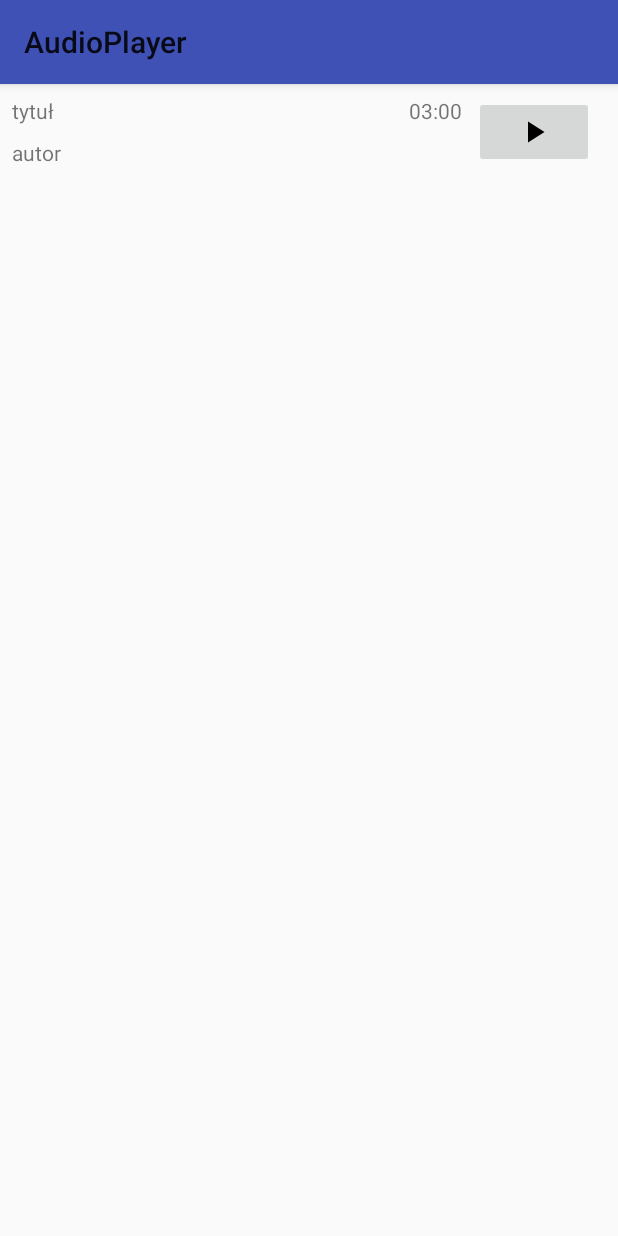
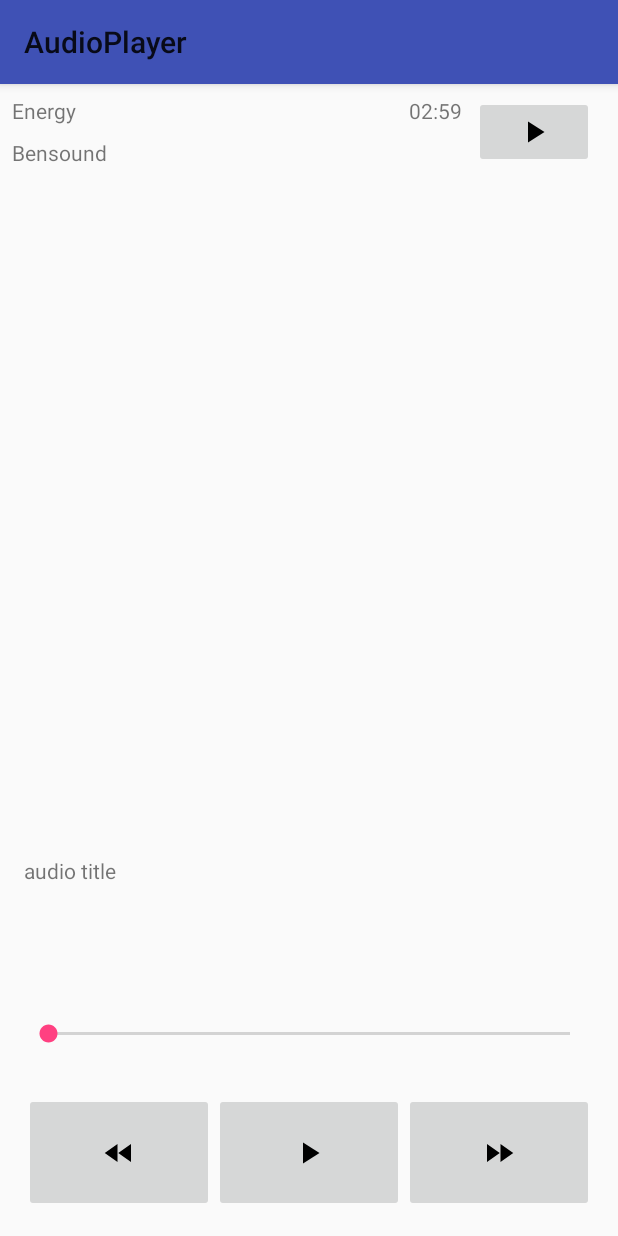
Before and after one commit to Ritzel10/AudioPlayer, an Android app: the screen it shows after launch (MainActivity), on a phone screen of 412 x 824 dp. Run offline under Robolectric (Android 15) with nearby library versions, the phone set to English and light mode, and no system bars; libraries missing offline, so code that uses them is left out: pl.edu.pwr.

Commit message:
added audio control layout and added ability to play audio

```diff
--- a/app/src/main/java/pl/edu/pwr/nr238367/audioplayer/Audio.kt
+++ b/app/src/main/java/pl/edu/pwr/nr238367/audioplayer/Audio.kt
@@ -4,7 +4,7 @@ import java.text.DecimalFormat
 
 const val SECONDS_IN_MINUTE = 60
 
-data class Audio(val title:String, val author:String, val durationSeconds: Long){
+data class Audio(val title: String, val author: String, val durationSeconds: Long, val audioName: String) {
     val durationToString:String
         get() {
             val minutes = durationSeconds / SECONDS_IN_MINUTE
--- a/app/src/main/java/pl/edu/pwr/nr238367/audioplayer/AudioAdapter.kt
+++ b/app/src/main/java/pl/edu/pwr/nr238367/audioplayer/AudioAdapter.kt
@@ -35,6 +35,7 @@ class AudioAdapter(private val dataSet:List<Audio>, private val context:Context)
         rowView.audioTitle.text = audio.title
         rowView.audioAuthor.text = audio.author
         rowView.audioDuration.text = audio.durationToString
+        rowView.imageButton.setOnClickListener { playAudio(audio) }
     }
 
     /**
@@ -42,6 +43,9 @@ class AudioAdapter(private val dataSet:List<Audio>, private val context:Context)
      *
      * @return The total number of items in this adapter.
      */
+    private fun playAudio(audio: Audio) {
+        (context as MainActivity).playbackManager.startAudio(audio)
+    }
     override fun getItemCount(): Int {
         return dataSet.size
     }
--- a/app/src/main/java/pl/edu/pwr/nr238367/audioplayer/MainActivity.kt
+++ b/app/src/main/java/pl/edu/pwr/nr238367/audioplayer/MainActivity.kt
@@ -1,28 +1,32 @@
 package pl.edu.pwr.nr238367.audioplayer
 
+import android.os.Bundle
 import android.support.v7.app.AppCompatActivity
-import android.os.Bundle
 import android.support.v7.widget.LinearLayoutManager
 import android.support.v7.widget.RecyclerView
 import kotlinx.android.synthetic.main.activity_main.*
-import org.joda.time.Duration
 
 class MainActivity : AppCompatActivity() {
-    val audioList = listOf(Audio("tytuł", "autor", 180))
+    val audioList = listOf(Audio("Energy", "Bensound", 179, "bensoundenergy"))
     private lateinit var audioAdapter:AudioAdapter
     private lateinit var recyclerView:RecyclerView
     private lateinit var viewManager:RecyclerView.LayoutManager
+    lateinit var playbackManager: PlaybackManager
 
     override fun onCreate(savedInstanceState: Bundle?) {
         super.onCreate(savedInstanceState)
         setContentView(R.layout.activity_main)
         setSupportActionBar(toolbar)
         viewManager = LinearLayoutManager(this)
-        audioAdapter = AudioAdapter(audioList, applicationContext)
+        audioAdapter = AudioAdapter(audioList, this)
         recyclerView = audioRecyclerView.apply {
             setHasFixedSize(true)
             layoutManager = viewManager
             adapter = audioAdapter
         }
+        playbackManager = PlaybackManager(this)
+
     }
+
+
 }
--- /dev/null
+++ b/app/src/main/java/pl/edu/pwr/nr238367/audioplayer/PlaybackManager.kt
@@ -0,0 +1,32 @@
+package pl.edu.pwr.nr238367.audioplayer
+
+import android.content.Context
+import android.media.MediaPlayer
+
+class PlaybackManager(private val context: Context) {
+    var mediaPlayer: MediaPlayer? = null
+    var currentlyPlaying: Audio? = null
+
+    fun startAudio(audio: Audio) {
+        mediaPlayer?.let {
+            mediaPlayer!!.release()
+        }
+        currentlyPlaying = audio
+        mediaPlayer = MediaPlayer.create(context, context.resources.getIdentifier(audio.audioName, "raw", context.packageName))
+        mediaPlayer!!.start()
+    }
+
+    fun skipBackwards() {}
+    fun skipForwards() {}
+    fun skip(duration: Long, direction: Int) {
+    }
+
+    fun resume() {
+        mediaPlayer?.start()
+    }
+
+    fun pause() {
+        mediaPlayer?.pause()
+    }
+
+}
--- /dev/null
+++ b/app/src/main/res/drawable/ic_fast_rewind_black_24dp.xml
@@ -0,0 +1,9 @@
+<vector xmlns:android="http://schemas.android.com/apk/res/android"
+    android:width="24dp"
+    android:height="24dp"
+    android:viewportWidth="24.0"
+    android:viewportHeight="24.0">
+    <path
+        android:fillColor="#FF000000"
+        android:pathData="M11,18L11,6l-8.5,6 8.5,6zM11.5,12l8.5,6L20,6l-8.5,6z" />
+</vector>
--- a/app/src/main/res/layout/activity_main.xml
+++ b/app/src/main/res/layout/activity_main.xml
@@ -16,7 +16,7 @@
         app:layout_constraintEnd_toEndOf="parent"
         app:layout_constraintStart_toStartOf="parent"
         app:layout_constraintTop_toBottomOf="@+id/toolbar"
-        app:layout_constraintVertical_weight="5" />
+        app:layout_constraintVertical_weight="2" />
 
     <android.support.v7.widget.Toolbar
         android:id="@+id/toolbar"
@@ -27,8 +27,9 @@
         android:theme="@style/ThemeOverlay.AppCompat.ActionBar"
         app:popupTheme="@style/ThemeOverlay.AppCompat.Light" />
 
-    <android.support.constraint.ConstraintLayout
+    <include
         android:id="@+id/audioControls"
+        layout="@layout/audio_controls"
         android:layout_width="0dp"
         android:layout_height="0dp"
         android:layout_marginBottom="8dp"
@@ -39,8 +40,6 @@
         app:layout_constraintHorizontal_bias="0.5"
         app:layout_constraintStart_toStartOf="parent"
         app:layout_constraintTop_toBottomOf="@+id/audioRecyclerView"
-        app:layout_constraintVertical_weight="1">
-
-    </android.support.constraint.ConstraintLayout>
+        app:layout_constraintVertical_weight="1" />
 
 </android.support.constraint.ConstraintLayout>
--- /dev/null
+++ b/app/src/main/res/layout/audio_controls.xml
@@ -0,0 +1,73 @@
+<?xml version="1.0" encoding="utf-8"?>
+<android.support.constraint.ConstraintLayout xmlns:android="http://schemas.android.com/apk/res/android"
+    xmlns:app="http://schemas.android.com/apk/res-auto"
+    android:layout_width="match_parent"
+    android:layout_height="match_parent">
+
+    <TextView
+        android:id="@+id/audioTitle"
+        android:layout_width="0dp"
+        android:layout_height="0dp"
+        android:layout_marginEnd="8dp"
+        android:layout_marginStart="8dp"
+        android:layout_marginTop="8dp"
+        android:text="@string/audio_title_placeholder"
+        app:layout_constraintBottom_toTopOf="@+id/seekBar"
+        app:layout_constraintEnd_toEndOf="parent"
+        app:layout_constraintStart_toStartOf="parent"
+        app:layout_constraintTop_toTopOf="parent" />
+
+    <SeekBar
+        android:id="@+id/seekBar"
+        android:layout_width="0dp"
+        android:layout_height="0dp"
+        android:layout_marginEnd="8dp"
+        android:layout_marginStart="8dp"
+        app:layout_constraintBottom_toTopOf="@+id/playPause"
+        app:layout_constraintEnd_toEndOf="parent"
+        app:layout_constraintHorizontal_bias="0.5"
+        app:layout_constraintStart_toStartOf="parent"
+        app:layout_constraintTop_toBottomOf="@+id/audioTitle" />
+
+    <ImageButton
+        android:id="@+id/skipBackwards"
+        android:layout_width="0dp"
+        android:layout_height="0dp"
+        android:layout_marginBottom="8dp"
+        android:layout_marginStart="8dp"
+        android:contentDescription="@string/backwards_button_description"
+        app:layout_constraintBottom_toBottomOf="parent"
+        app:layout_constraintEnd_toStartOf="@+id/playPause"
+        app:layout_constraintHorizontal_bias="0.5"
+        app:layout_constraintStart_toStartOf="parent"
+        app:layout_constraintTop_toBottomOf="@+id/seekBar"
+        app:srcCompat="@drawable/ic_fast_rewind_black_24dp" />
+
+    <ImageButton
+        android:id="@+id/skipForwards"
+        android:layout_width="0dp"
+        android:layout_height="0dp"
+        android:layout_marginBottom="8dp"
+        android:layout_marginEnd="8dp"
+        android:contentDescription="@string/forward_button_description"
+        android:scaleX="-1"
+        app:layout_constraintBottom_toBottomOf="parent"
+        app:layout_constraintEnd_toEndOf="parent"
+        app:layout_constraintHorizontal_bias="0.5"
+        app:layout_constraintStart_toEndOf="@+id/playPause"
+        app:layout_constraintTop_toBottomOf="@+id/seekBar"
+        app:srcCompat="@drawable/ic_fast_rewind_black_24dp" />
+
+    <ImageButton
+        android:id="@+id/playPause"
+        android:layout_width="0dp"
+        android:layout_height="0dp"
+        android:layout_marginBottom="8dp"
+        android:contentDescription="@string/play_button_description"
+        app:layout_constraintBottom_toBottomOf="parent"
+        app:layout_constraintEnd_toStartOf="@+id/skipForwards"
+        app:layout_constraintHorizontal_bias="0.5"
+        app:layout_constraintStart_toEndOf="@+id/skipBackwards"
+        app:layout_constraintTop_toBottomOf="@+id/seekBar"
+        app:srcCompat="@drawable/ic_play_arrow_black_24dp" />
+</android.support.constraint.ConstraintLayout>
--- a/app/src/main/res/values/strings.xml
+++ b/app/src/main/res/values/strings.xml
@@ -4,4 +4,6 @@
     <string name="audio_duration_placeholder">00:00</string>
     <string name="audio_author_placeholder">audio author</string>
     <string name="play_button_description">play button</string>
+    <string name="backwards_button_description">skip backwards</string>
+    <string name="forward_button_description">skip forward</string>
 </resources>
```
Also changed, not shown: 1 other file.
